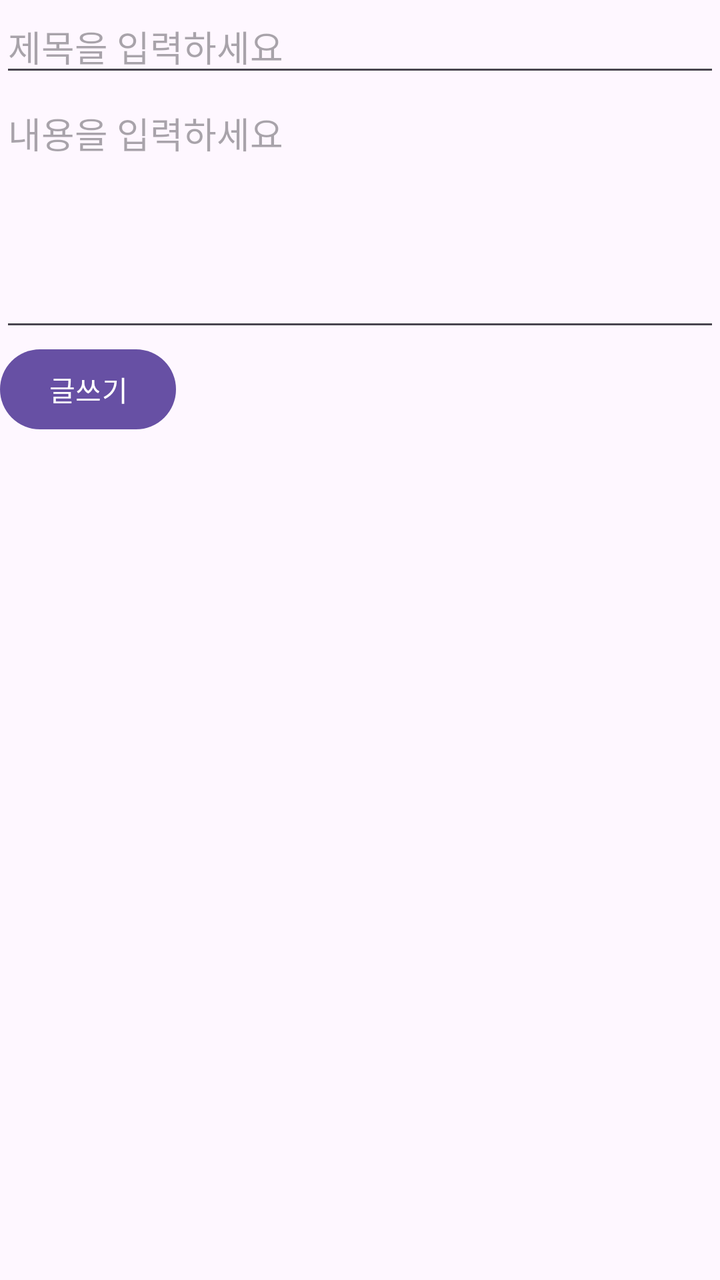
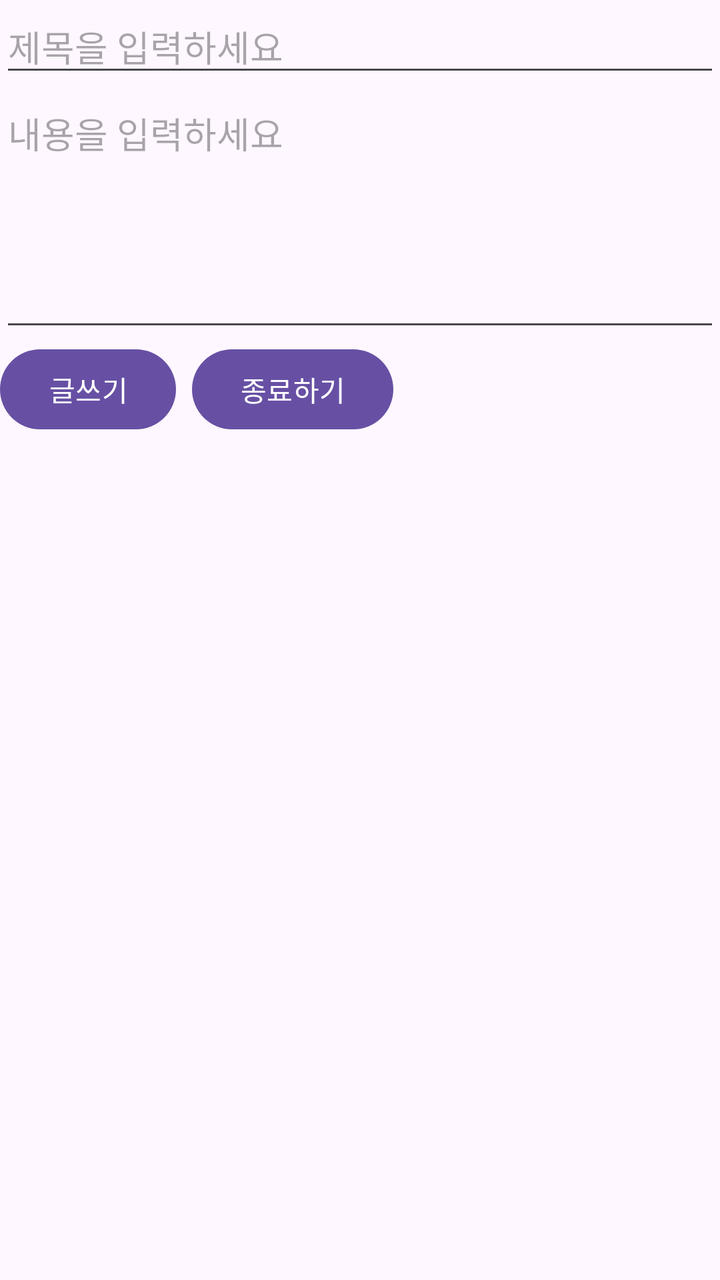

The first picture is an Android layout as it rendered before a commit; the second is the same layout after the commit. The layout source and the unified diff follow.
<!-- AndroidManifest.xml: application theme Theme.MyFireBase -->
<!-- res/layout/activity_board_write.xml -->
<?xml version="1.0" encoding="utf-8"?>
<LinearLayout
    xmlns:android="http://schemas.android.com/apk/res/android"
    xmlns:app="http://schemas.android.com/apk/res-auto"
    xmlns:tools="http://schemas.android.com/tools"
    android:id="@+id/main"
    android:orientation="vertical"
    android:layout_width="match_parent"
    android:layout_height="match_parent"
    tools:context=".BoardWriteActivity">

    <EditText
        android:id="@+id/writeTextArea"
        android:hint="제목을 입력하세요"
        android:layout_width="match_parent"
        android:layout_height="wrap_content"
        />
    <EditText
        android:id="@+id/writeContentArea"
        android:hint="내용을 입력하세요"
        android:gravity="top"
        android:minLines="5"
        android:layout_width="match_parent"
        android:layout_height="wrap_content"
        />
    <LinearLayout
        android:orientation="horizontal"
        android:layout_width="match_parent"
        android:layout_height="wrap_content">

        <Button
            android:id="@+id/writeUploadBtn"
            android:text="글쓰기"
            android:layout_width="wrap_content"
            android:layout_height="wrap_content" />

        <Button
            android:id="@+id/writeDeleteBtn"
            android:text="삭제하기"
            android:visibility="gone"
            android:layout_marginStart="8dp"
            android:layout_width="wrap_content"
            android:layout_height="wrap_content" />

    </LinearLayout>

</LinearLayout>
<!-- resources referenced by this layout -->
<resources>
  <style name="Theme.MyFireBase" parent="Base.Theme.MyFireBase" />
  <style name="Base.Theme.MyFireBase" parent="Theme.Material3.DayNight.NoActionBar">
          
          
      </style>
</resources>

<!-- the commit's change to res/layout/activity_board_write.xml (unified diff, before → after) -->
@@ -41,6 +41,13 @@
             android:layout_marginStart="8dp"
             android:layout_width="wrap_content"
             android:layout_height="wrap_content" />
+        <Button
+            android:id="@+id/writeExitBtn"
+            android:text="종료하기"
+            
+            android:layout_marginStart="8dp"
+            android:layout_width="wrap_content"
+            android:layout_height="wrap_content" />
 
     </LinearLayout>
 
